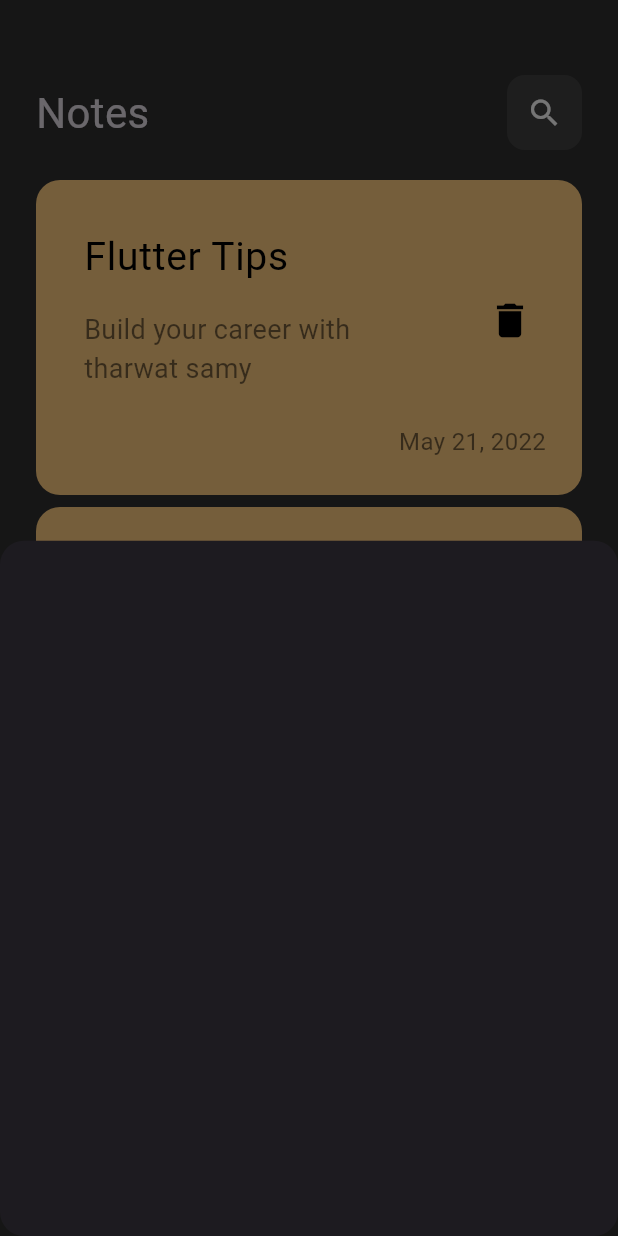
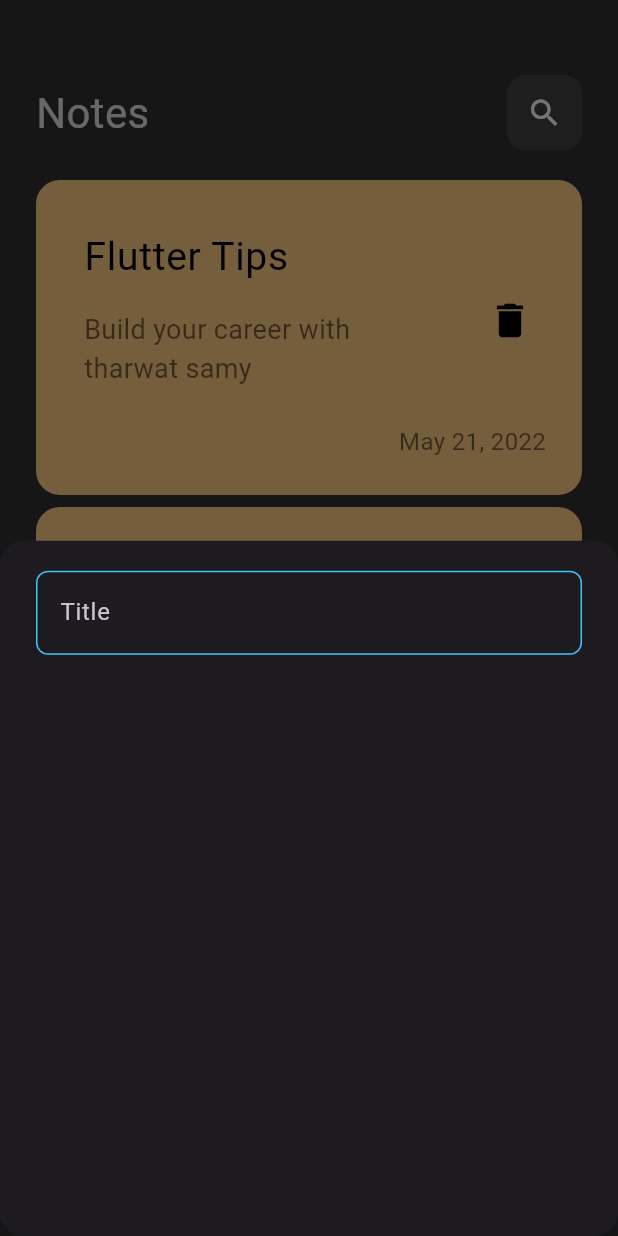
Before and after one commit to Omar59687/notes_app, a Flutter app: the screen it shows after launch, after a tap on the "add" icon, on a phone screen of 412 x 824 dp. Run offline on Flutter 3.47's test engine with Material 3 defaults, Android fonts, the phone set to English and light mode, and no system bars.

Commit message:
create custom text field

```diff
--- /dev/null
+++ b/lib/constants.dart
@@ -0,0 +1,3 @@
+import 'package:flutter/material.dart';
+
+const KPrimaryColor = Colors.lightBlueAccent;
--- a/lib/views/widgets/add_note_bottom_sheet.dart
+++ b/lib/views/widgets/add_note_bottom_sheet.dart
@@ -1,10 +1,21 @@
 import 'package:flutter/material.dart';
+import 'package:note_app2/views/widgets/custom_text_field.dart';
 
 class AddNoteBottomSheet extends StatelessWidget {
   const AddNoteBottomSheet({super.key});
 
   @override
   Widget build(BuildContext context) {
-    return Container();
+    return Padding(
+      padding: const EdgeInsets.symmetric(horizontal: 24),
+      child: Column(
+        children: [
+          const SizedBox(
+            height: 20,
+          ),
+          CustomTextField(),
+        ],
+      ),
+    );
   }
 }
--- /dev/null
+++ b/lib/views/widgets/custom_text_field.dart
@@ -0,0 +1,27 @@
+import 'package:flutter/material.dart';
+import 'package:note_app2/constants.dart';
+
+class CustomTextField extends StatelessWidget {
+  const CustomTextField({super.key});
+
+  @override
+  Widget build(BuildContext context) {
+    return TextField(
+        cursorColor: KPrimaryColor,
+        decoration: InputDecoration(
+          hintText: 'Title',
+          border: buildBorder(),
+          enabledBorder: buildBorder(),
+          focusedBorder: buildBorder(KPrimaryColor),
+        ));
+  }
+
+  OutlineInputBorder buildBorder([color]) {
+    return OutlineInputBorder(
+      borderRadius: BorderRadius.circular(8),
+      borderSide: BorderSide(
+        color: color ?? Colors.lightBlueAccent,
+      ),
+    );
+  }
+}
```
